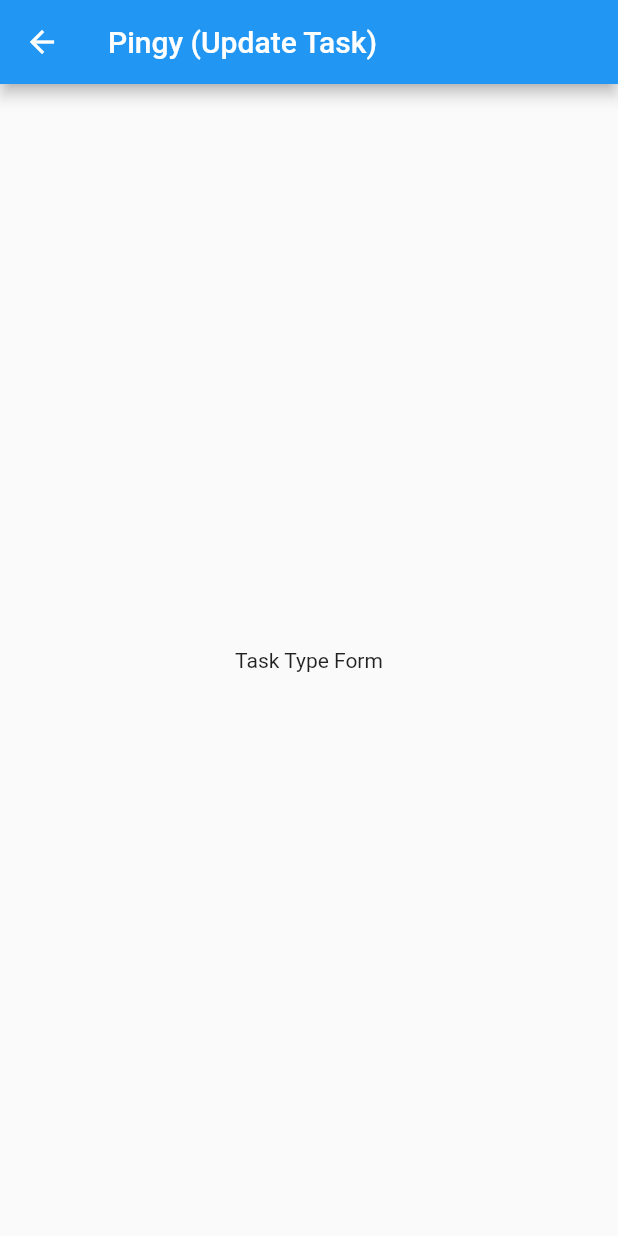
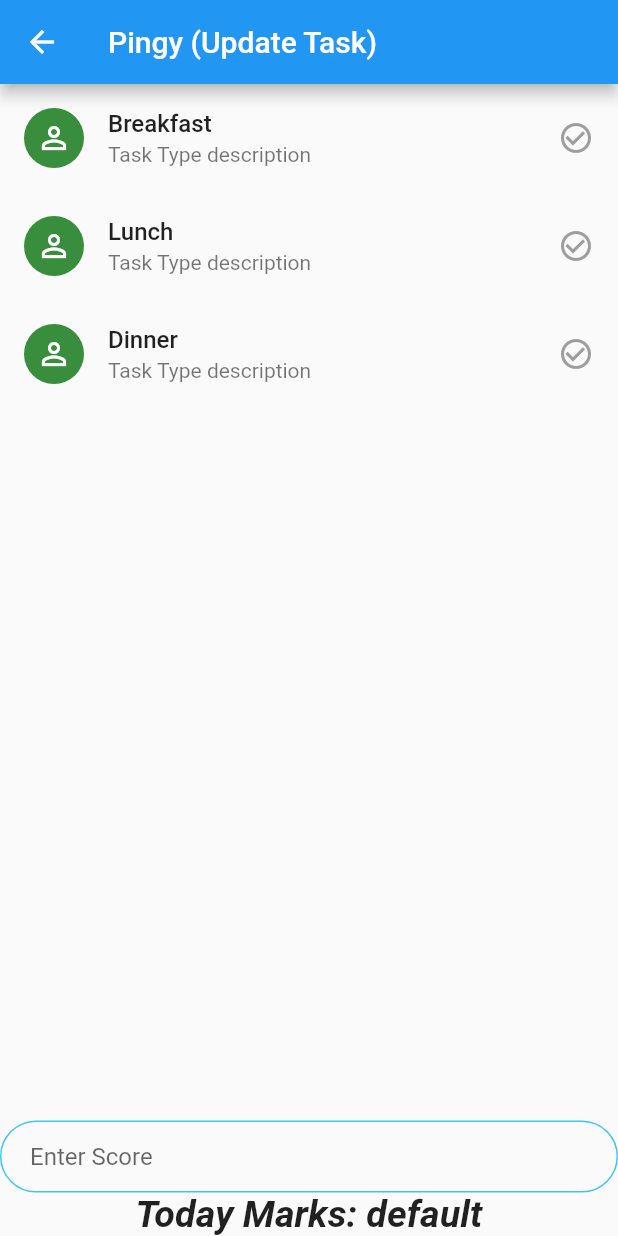
Before and after one commit to ramsunvtech/pingy, a Flutter app: the UpdateTaskScreen screen opened directly, on a phone screen of 412 x 824 dp. Run offline on Flutter 3.47's test engine with Material 2 defaults, Android fonts, the light colour scheme and no system bars.

Commit message:
feat(update-task): update list tile list of task types update to state ful widget

```diff
--- a/lib/screens/task/update_task.dart
+++ b/lib/screens/task/update_task.dart
@@ -1,14 +1,117 @@
 import 'package:flutter/material.dart';
+import 'package:pingy/models/TaskType.dart';
 
-class UpdateTaskScreen extends StatelessWidget {
+class UpdateTaskScreen extends StatefulWidget {
+  @override
+  _UpdateTaskScreenState createState() => _UpdateTaskScreenState();
+}
+
+class _UpdateTaskScreenState extends State<UpdateTaskScreen> {
+  List<TaskTypeModel> taskTypes = [
+    TaskTypeModel('Breakfast', 250, false),
+    TaskTypeModel('Lunch', 150, false),
+    TaskTypeModel('Dinner', 200, false),
+  ];
+
+  TaskTypeModel selectedTaskType = TaskTypeModel('default', 100, false);
+
+  final List<Widget> homePanes = [
+    const Center(
+      child: Image(
+        image: AssetImage('assets/cute.webp'),
+      ),
+    ),
+  ];
 
   @override
   Widget build(BuildContext context) {
     return Scaffold(
       appBar: AppBar(title: const Text('Pingy (Update Task)')),
-      body: const Center(
-        child: Text('Task Type Form'),
+      body: SafeArea(
+          child: Column(
+        children: [
+          Expanded(
+              child: ListView.builder(
+                itemCount: taskTypes.length,
+                itemBuilder: (BuildContext context, int index) {
+                  return taskItem(
+                    taskTypes[index].taskName,
+                    taskTypes[index].mark,
+                    taskTypes[index].isSelected,
+                    index,
+                  );
+                },
+          )),
+          TextField(
+            onChanged: (value) {
+              //Do something with the user input.
+            },
+            decoration: InputDecoration(
+              hintText: 'Enter Score',
+              contentPadding:
+                  EdgeInsets.symmetric(vertical: 10.0, horizontal: 20.0),
+              border: OutlineInputBorder(
+                borderRadius: BorderRadius.all(Radius.circular(32.0)),
+              ),
+              enabledBorder: OutlineInputBorder(
+                borderSide:
+                    BorderSide(color: Colors.lightBlueAccent, width: 1.0),
+                borderRadius: BorderRadius.all(Radius.circular(32.0)),
+              ),
+              focusedBorder: OutlineInputBorder(
+                borderSide:
+                    BorderSide(color: Colors.lightBlueAccent, width: 2.0),
+                borderRadius: BorderRadius.all(Radius.circular(32.0)),
+              ),
+            ),
+          ),
+          Center(
+            child: Text(
+              'Today Marks: ${selectedTaskType.taskName}',
+              style: const TextStyle(
+                  fontWeight: FontWeight.bold,
+                  fontSize: 25,
+                  fontStyle: FontStyle.italic),
+            ),
+          ),
+        ],
+      )),
+    );
+  }
+
+  Widget taskItem(String taskName, int mark, bool isSelected, int index) {
+    return ListTile(
+      leading: CircleAvatar(
+        backgroundColor: Colors.green[700],
+        child: const Icon(
+          Icons.person_outline_outlined,
+          color: Colors.white,
+        ),
       ),
+      title: Text(
+        taskName,
+        style: const TextStyle(
+          fontWeight: FontWeight.w500,
+        ),
+      ),
+      subtitle: const Text('Task Type description'),
+      trailing: isSelected
+          ? const Icon(
+              Icons.check_circle,
+              color: Colors.green,
+            )
+          : const Icon(
+              Icons.check_circle_outline,
+              color: Colors.grey,
+            ),
+      onTap: () {
+        setState(() {
+          taskTypes[index].isSelected = !taskTypes[index].isSelected;
+          if (taskTypes[index].isSelected == true) {
+            selectedTaskType = TaskTypeModel(taskName, 160, true);
+          }
+        });
+      },
     );
   }
 }
```
